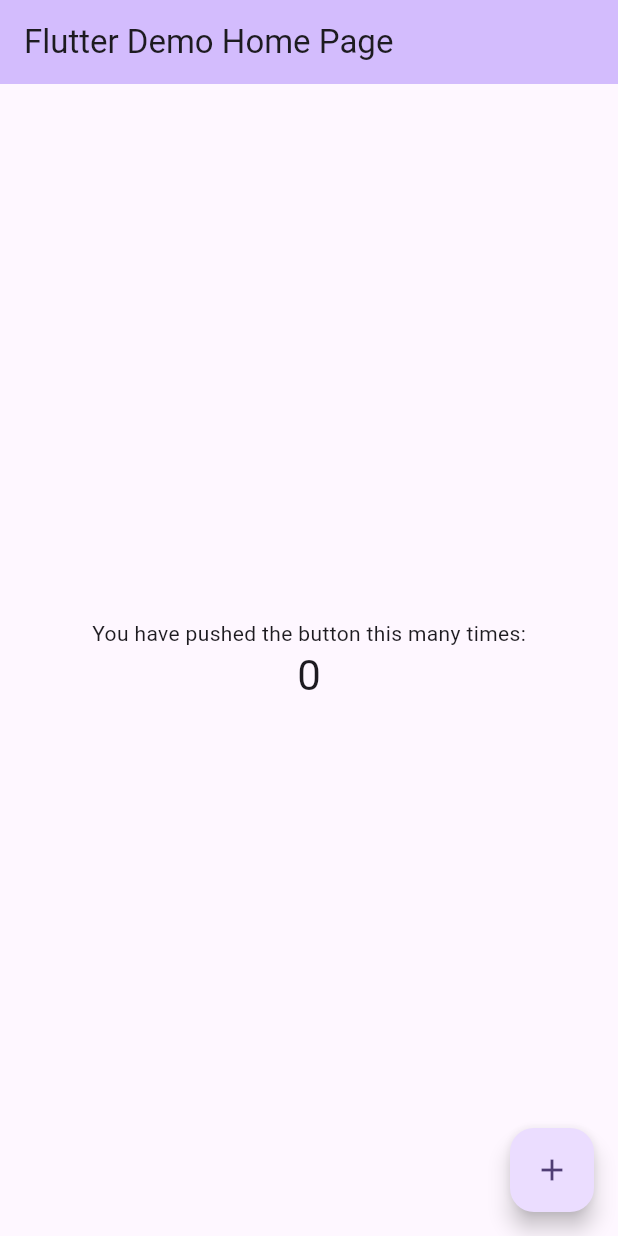
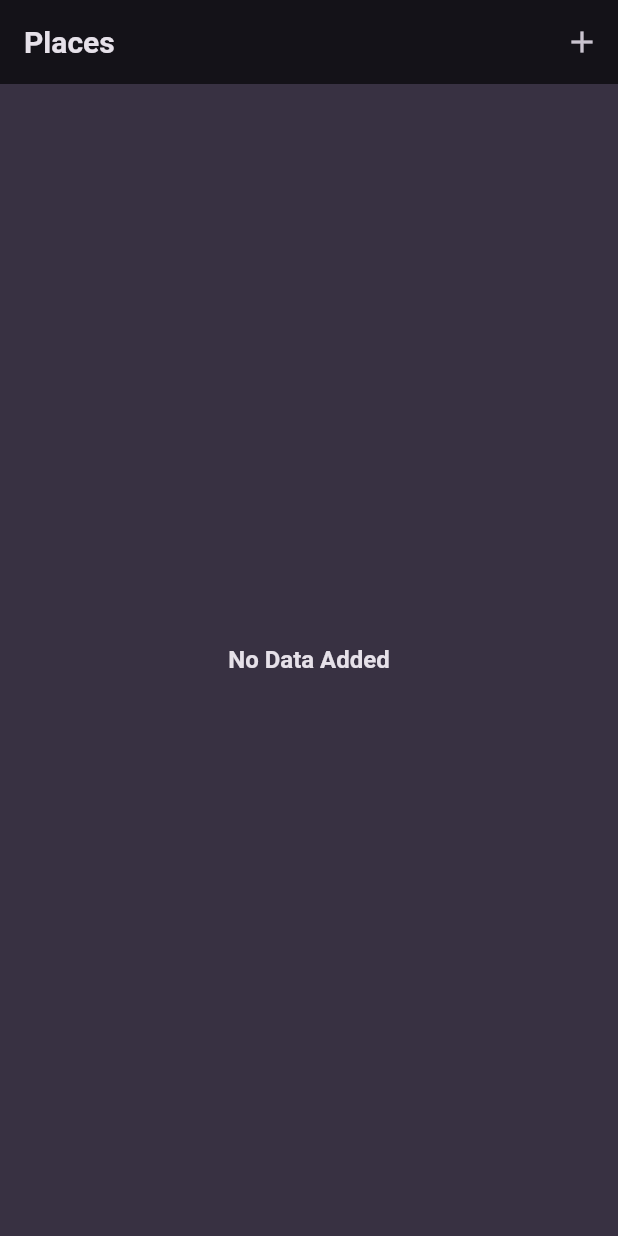
Before and after one commit to azutsavv/camera_app, a Flutter app: the screen it shows after launch, on a phone screen of 412 x 824 dp. Run offline on Flutter 3.47's test engine with Material 2 defaults, Android fonts, the phone set to English and light mode, and no system bars; our stand-ins replace google_fonts.

Commit message:
basic config done with all screens

```diff
--- a/lib/main.dart
+++ b/lib/main.dart
@@ -1,125 +1,46 @@
+import 'package:camera_app/screens/places.dart';
 import 'package:flutter/material.dart';
 
+import 'package:google_fonts/google_fonts.dart';
+
+final colorScheme = ColorScheme.fromSeed(
+  brightness: Brightness.dark,
+  seedColor: const Color.fromARGB(255, 102, 6, 247),
+  background: const Color.fromARGB(255, 56, 49, 66),
+);
+
+final theme = ThemeData().copyWith(
+  useMaterial3: true,
+  scaffoldBackgroundColor: colorScheme.background,
+  colorScheme: colorScheme,
+  textTheme: GoogleFonts.ubuntuCondensedTextTheme().copyWith(
+    titleSmall: GoogleFonts.ubuntuCondensed(
+      fontWeight: FontWeight.bold,
+    ),
+    titleMedium: GoogleFonts.ubuntuCondensed(
+      fontWeight: FontWeight.bold,
+    ),
+    titleLarge: GoogleFonts.ubuntuCondensed(
+      fontWeight: FontWeight.bold,
+    ),
+  ),
+);
+
 void main() {
-  runApp(const MyApp());
+  runApp(
+      const MyApp(),
+  );
 }
 
 class MyApp extends StatelessWidget {
-  const MyApp({super.key});
+  const MyApp({Key? key}) : super(key: key);
 
-  // This widget is the root of your application.
   @override
   Widget build(BuildContext context) {
     return MaterialApp(
-      title: 'Flutter Demo',
-      theme: ThemeData(
-        // This is the theme of your application.
-        //
-        // TRY THIS: Try running your application with "flutter run". You'll see
-        // the application has a blue toolbar. Then, without quitting the app,
-        // try changing the seedColor in the colorScheme below to Colors.green
-        // and then invoke "hot reload" (save your changes or press the "hot
-        // reload" button in a Flutter-supported IDE, or press "r" if you used
-        // the command line to start the app).
-        //
-        // Notice that the counter didn't reset back to zero; the application
-        // state is not lost during the reload. To reset the state, use hot
-        // restart instead.
-        //
-        // This works for code too, not just values: Most code changes can be
-        // tested with just a hot reload.
-        colorScheme: ColorScheme.fromSeed(seedColor: Colors.deepPurple),
-        useMaterial3: true,
-      ),
-      home: const MyHomePage(title: 'Flutter Demo Home Page'),
+      title: 'Great Places',
+      theme: theme,
+      home:const places(),
     );
   }
 }
-
-class MyHomePage extends StatefulWidget {
-  const MyHomePage({super.key, required this.title});
-
-  // This widget is the home page of your application. It is stateful, meaning
-  // that it has a State object (defined below) that contains fields that affect
-  // how it looks.
-
-  // This class is the configuration for the state. It holds the values (in this
-  // case the title) provided by the parent (in this case the App widget) and
-  // used by the build method of the State. Fields in a Widget subclass are
-  // always marked "final".
-
-  final String title;
-
-  @override
-  State<MyHomePage> createState() => _MyHomePageState();
-}
-
-class _MyHomePageState extends State<MyHomePage> {
-  int _counter = 0;
-
-  void _incrementCounter() {
-    setState(() {
-      // This call to setState tells the Flutter framework that something has
-      // changed in this State, which causes it to rerun the build method below
-      // so that the display can reflect the updated values. If we changed
-      // _counter without calling setState(), then the build method would not be
-      // called again, and so nothing would appear to happen.
-      _counter++;
-    });
-  }
-
-  @override
-  Widget build(BuildContext context) {
-    // This method is rerun every time setState is called, for instance as done
-    // by the _incrementCounter method above.
-    //
-    // The Flutter framework has been optimized to make rerunning build methods
-    // fast, so that you can just rebuild anything that needs updating rather
-    // than having to individually change instances of widgets.
-    return Scaffold(
-      appBar: AppBar(
-        // TRY THIS: Try changing the color here to a specific color (to
-        // Colors.amber, perhaps?) and trigger a hot reload to see the AppBar
-        // change color while the other colors stay the same.
-        backgroundColor: Theme.of(context).colorScheme.inversePrimary,
-        // Here we take the value from the MyHomePage object that was created by
-        // the App.build method, and use it to set our appbar title.
-        title: Text(widget.title),
-      ),
-      body: Center(
-        // Center is a layout widget. It takes a single child and positions it
-        // in the middle of the parent.
-        child: Column(
-          // Column is also a layout widget. It takes a list of children and
-          // arranges them vertically. By default, it sizes itself to fit its
-          // children horizontally, and tries to be as tall as its parent.
-          //
-          // Column has various properties to control how it sizes itself and
-          // how it positions its children. Here we use mainAxisAlignment to
-          // center the children vertically; the main axis here is the vertical
-          // axis because Columns are vertical (the cross axis would be
-          // horizontal).
-          //
-          // TRY THIS: Invoke "debug painting" (choose the "Toggle Debug Paint"
-          // action in the IDE, or press "p" in the console), to see the
-          // wireframe for each widget.
-          mainAxisAlignment: MainAxisAlignment.center,
-          children: <Widget>[
-            const Text(
-              'You have pushed the button this many times:',
-            ),
-            Text(
-              '$_counter',
-              style: Theme.of(context).textTheme.headlineMedium,
-            ),
-          ],
-        ),
-      ),
-      floatingActionButton: FloatingActionButton(
-        onPressed: _incrementCounter,
-        tooltip: 'Increment',
-        child: const Icon(Icons.add),
-      ), // This trailing comma makes auto-formatting nicer for build methods.
-    );
-  }
-}
--- /dev/null
+++ b/lib/models/places.dart
@@ -0,0 +1,10 @@
+import 'package:uuid/uuid.dart';
+
+const uuid = Uuid();
+
+class new_Places {
+  new_Places({required this.title}) : id = uuid.v4();
+
+  final String title;
+  final String id;
+}
--- /dev/null
+++ b/lib/screens/places.dart
@@ -0,0 +1,37 @@
+
+import 'package:camera_app/main.dart';
+import 'package:camera_app/models/places.dart';
+import 'package:camera_app/widget/places_list.dart';
+import 'package:flutter/material.dart';
+
+class places extends StatefulWidget {
+  const places({super.key});
+
+  @override
+  State<places> createState() => _placesState();
+}
+
+final List<new_Places> _places=[];
+
+class _placesState extends State<places> {
+  @override
+  Widget build(BuildContext context) {
+    return Scaffold(
+      appBar: AppBar(
+        title:  Text("Places",
+        style:  Theme.of(context).textTheme.titleLarge!.copyWith(
+          color: colorScheme.onBackground
+        ),
+
+        ),
+        actions: [
+          IconButton(
+            onPressed: (){},
+            icon: const Icon(Icons.add))
+        ],
+      ),
+
+      body:  PlacesList(places: _places)
+    );
+  }
+}
--- /dev/null
+++ b/lib/widget/places_list.dart
@@ -0,0 +1,34 @@
+import 'package:camera_app/models/places.dart';
+import 'package:flutter/material.dart';
+
+class PlacesList extends StatelessWidget {
+  const PlacesList({super.key, required this.places});
+
+  final List<new_Places> places;
+
+  @override
+  Widget build(BuildContext context) {
+    if (places.isEmpty) {
+      return Center(
+        child: Text(
+          "No Data Added",
+          style: Theme.of(context)
+              .textTheme
+              .titleMedium!
+              .copyWith(color: Theme.of(context).colorScheme.onBackground),
+        ),
+      );
+    }
+
+    return ListView.builder(
+      itemCount: places.length,
+      itemBuilder: (context, index) => ListTile(
+        title: Text(places[index].title,
+        style: Theme.of(context)
+              .textTheme
+              .titleMedium!
+              .copyWith(color: Theme.of(context).colorScheme.onBackground),),
+      ),
+    );
+  }
+}
--- a/pubspec.yaml
+++ b/pubspec.yaml
@@ -35,6 +35,8 @@ dependencies:
   # The following adds the Cupertino Icons font to your application.
   # Use with the CupertinoIcons class for iOS style icons.
   cupertino_icons: ^1.0.2
+  google_fonts: ^6.1.0
+  uuid: ^4.1.0
 
 dev_dependencies:
   flutter_test:
```
Also changed, not shown: lib/screens/add_places.dart (added), lib/screens/places_deatils.dart (added), pubspec.lock, 1 other file.
